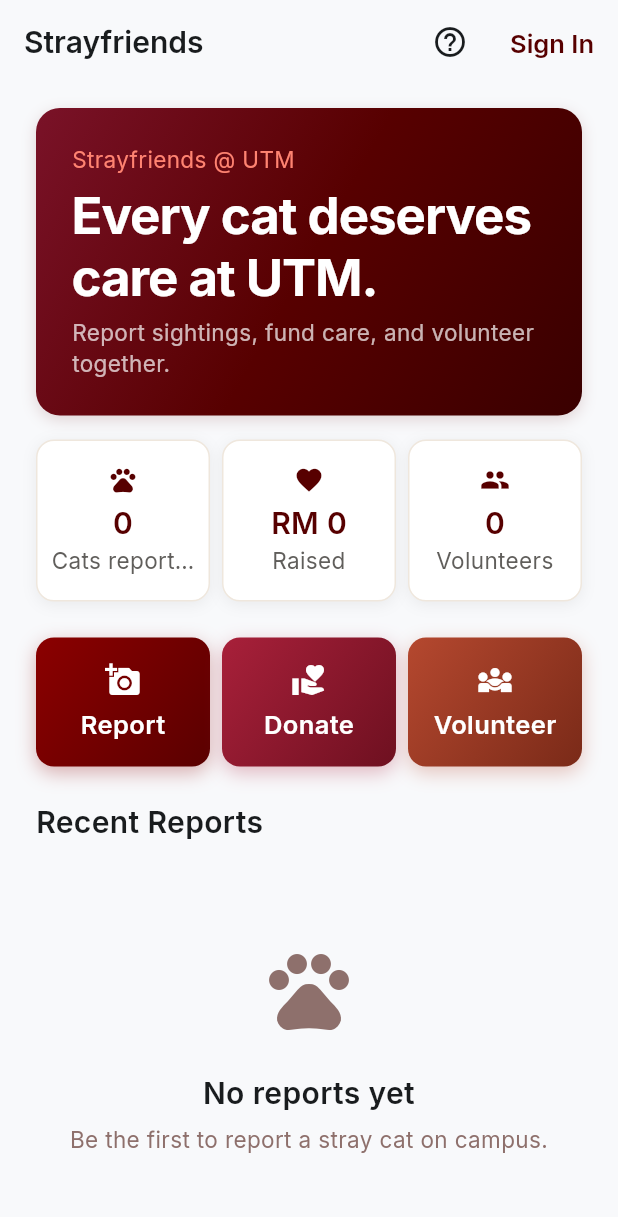
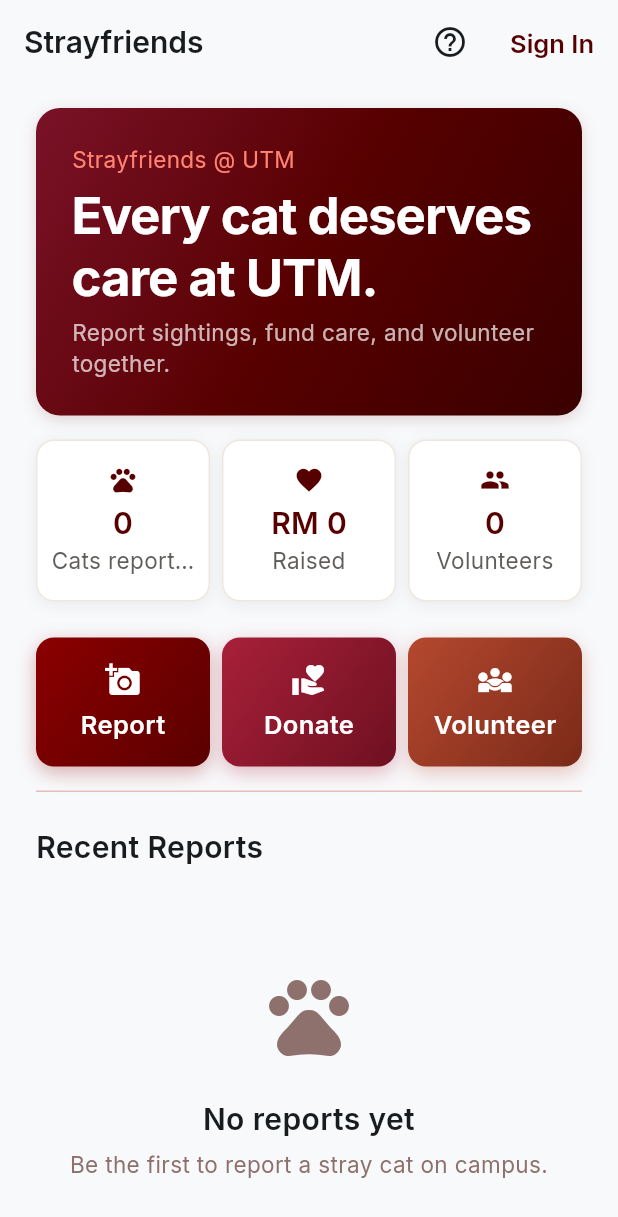
Before and after one commit to muzzz20/NoName-App-Dev, a Flutter app: the screen it shows after launch, on a phone screen of 412 x 824 dp. Shown: the top 1217 px of the screen. Run offline on Flutter 3.47's test engine with Material 3 defaults, Android fonts, the phone set to English and light mode, and no system bars; our stand-ins replace cloud_firestore, cloud_functions, firebase_auth, firebase_core, firebase_messaging, firebase_storage and 6 more; accounts and stored records are empty.

Commit message:
feat(home): remove star + add clear section dividers
- Drop the "★" from the Featured campaign heading.
- Add thin section dividers separating CTAs | Featured | Quick links |
  Recent Reports. Dividers live inside Featured + Quick links so they
  auto-skip when a section is absent (e.g. no active campaign, or
  visitor with no quick links).

flutter analyze: no issues.

Co-Authored-By: Claude Opus 4.7 (1M context) <noreply@anthropic.com>

```diff
--- a/lib/features/reporting/screens/feed_screen.dart
+++ b/lib/features/reporting/screens/feed_screen.dart
@@ -109,9 +109,10 @@ class _FeedScreenState extends State<FeedScreen> {
                 _statsStrip(),
                 const SizedBox(height: AppSpacing.stackLg),
                 _ctaRow(),
-                const SizedBox(height: AppSpacing.stackLg),
+                const SizedBox(height: AppSpacing.stackMd),
                 _featuredCampaign(),
                 if (_isSignedIn) _quickLinks(),
+                _sectionDivider(),
                 _reportsHeader(),
                 ..._reportsBody(snapshot, reports),
                 const SizedBox(height: 96),
@@ -310,7 +311,10 @@ class _FeedScreenState extends State<FeedScreen> {
           child: Column(
             crossAxisAlignment: CrossAxisAlignment.start,
             children: [
-              Text('★ Featured campaign', style: AppText.titleSm),
+              Divider(
+                  height: 1, thickness: 1, color: AppColors.outlineVariant),
+              const SizedBox(height: AppSpacing.stackLg),
+              Text('Featured campaign', style: AppText.titleSm),
               const SizedBox(height: AppSpacing.stackSm),
               InkWell(
                 onTap: () => context.push('/campaign/${c.id}'),
@@ -399,6 +403,7 @@ class _FeedScreenState extends State<FeedScreen> {
       child: Column(
         crossAxisAlignment: CrossAxisAlignment.start,
         children: [
+          _sectionDivider(),
           const Padding(
             padding: EdgeInsets.fromLTRB(
                 AppSpacing.stackLg, 0, AppSpacing.stackLg, AppSpacing.stackSm),
@@ -420,6 +425,13 @@ class _FeedScreenState extends State<FeedScreen> {
       ),
     );
   }
+
+  // ── Section divider ─────────────────────────────────────────────────
+  Widget _sectionDivider() => Padding(
+        padding: const EdgeInsets.fromLTRB(AppSpacing.stackLg, 0,
+            AppSpacing.stackLg, AppSpacing.stackLg),
+        child: Divider(height: 1, thickness: 1, color: AppColors.outlineVariant),
+      );
 
   // ── Reports ─────────────────────────────────────────────────────────
   Widget _reportsHeader() {
```
